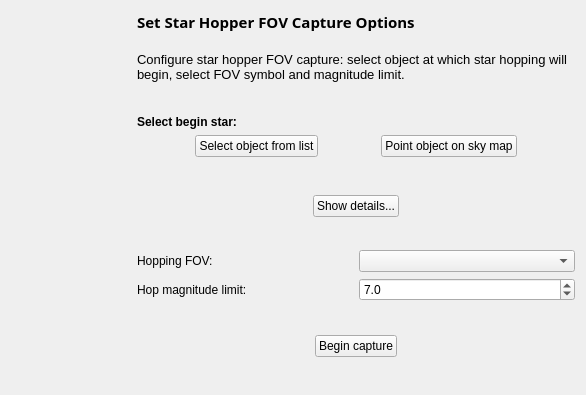
Qt form kstars/printing/pwizfovsh.ui (KDE/kstars) before a commit.
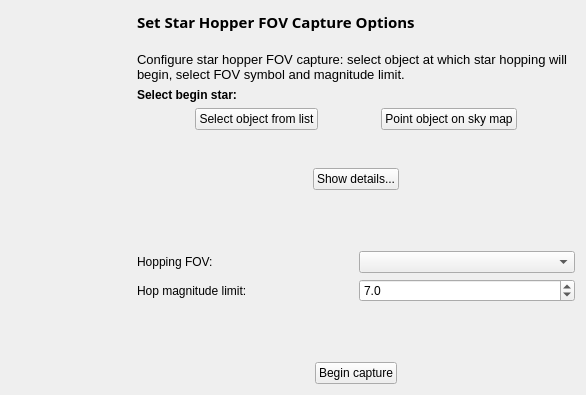
The same form after that commit.

Commit message: A few minor fixes - added enumeration for wizard's steps and a few UI fixes.

Patch:
```diff
--- a/kstars/printing/pwizfovsh.ui
+++ b/kstars/printing/pwizfovsh.ui
@@ -95,19 +95,6 @@
        </property>
       </widget>
      </item>
-     <item>
-      <spacer name="verticalSpacer_2">
-       <property name="orientation">
-        <enum>Qt::Vertical</enum>
-       </property>
-       <property name="sizeHint" stdset="0">
-        <size>
-         <width>20</width>
-         <height>40</height>
-        </size>
-       </property>
-      </spacer>
-     </item>
      <item>
       <widget class="QLabel" name="label_3">
        <property name="font">
@@ -344,19 +331,6 @@
        </item>
       </layout>
      </item>
-     <item>
-      <spacer name="vertSpacer3">
-       <property name="orientation">
-        <enum>Qt::Vertical</enum>
-       </property>
-       <property name="sizeHint" stdset="0">
-        <size>
-         <width>20</width>
-         <height>40</height>
-        </size>
-       </property>
-      </spacer>
-     </item>
     </layout>
    </item>
   </layout>
```
The commit also changes 4 other files.
